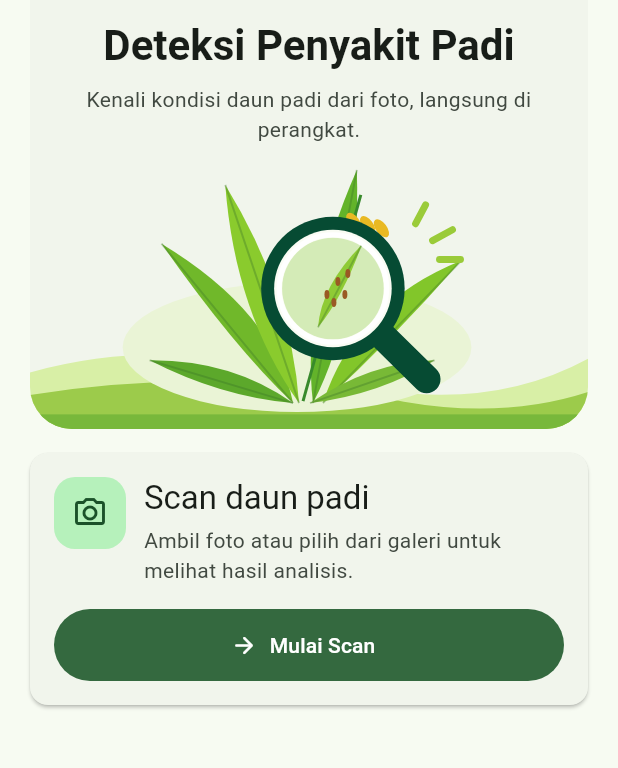
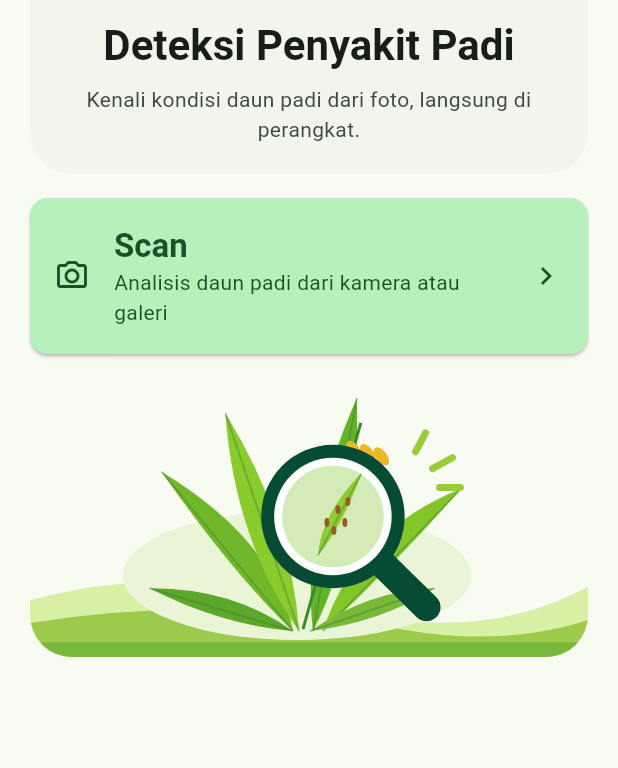
Before and after one commit to DanielSinaga2/pdp, a Flutter app: the screen it shows after launch, on a phone screen of 412 x 824 dp, the part 192-960 px from its top. Run offline on Flutter 3.47's test engine with Material 3 defaults, Android fonts, the phone set to English and light mode, and no system bars; our stand-ins replace drift, flutter_bloc, get_it, image_picker, material_ui, shared_preferences; missing offline and left inert: flutter_litert; accounts and stored records are empty.

Commit message:
Make Scan a tappable feature on the PadiSehat home screen

```diff
--- a/lib/features/scan/presentation/landing_page.dart
+++ b/lib/features/scan/presentation/landing_page.dart
@@ -26,7 +26,7 @@ class LandingPage extends StatelessWidget {
                       crossAxisAlignment: CrossAxisAlignment.stretch,
                       children: [
                         Padding(
-                          padding: const EdgeInsets.fromLTRB(20, 16, 20, 4),
+                          padding: const EdgeInsets.fromLTRB(20, 16, 20, 20),
                           child: Column(
                             children: [
                               DecoratedBox(
@@ -63,7 +63,16 @@ class LandingPage extends StatelessWidget {
                             ],
                           ),
                         ),
-                        const ExcludeSemantics(
+                      ],
+                    ),
+                  ),
+                ),
+                const SizedBox(height: 16),
+                _ScanFeature(onStart: onStart),
+                const SizedBox(height: 16),
+                ClipRRect(
+                  borderRadius: BorderRadius.circular(28),
+                  child: const ExcludeSemantics(
                     child: SizedBox(
                       height: 186,
                       child: Stack(
@@ -81,12 +90,7 @@ class LandingPage extends StatelessWidget {
                       ),
                     ),
                   ),
-                      ],
                 ),
-                  ),
-                ),
-                const SizedBox(height: 16),
-                _ScanFeature(onStart: onStart),
               ],
             ),
           ),
@@ -108,56 +112,31 @@ class _ScanFeature extends StatelessWidget {
 
     return Card(
       margin: EdgeInsets.zero,
-      color: colors.surfaceContainerLow,
-      child: Padding(
-        padding: const EdgeInsets.all(16),
-        child: Column(
-          crossAxisAlignment: CrossAxisAlignment.stretch,
-          children: [
-            Row(
-              crossAxisAlignment: CrossAxisAlignment.start,
-              children: [
-                DecoratedBox(
-                  decoration: BoxDecoration(
       color: colors.primaryContainer,
-                    borderRadius: BorderRadius.circular(14),
-                  ),
-                  child: Padding(
-                    padding: const EdgeInsets.all(12),
-                    child: Icon(
+      clipBehavior: Clip.antiAlias,
+      child: ListTile(
+        contentPadding: const EdgeInsets.symmetric(horizontal: 16, vertical: 10),
+        onTap: onStart,
+        leading: Icon(
           Icons.photo_camera_outlined,
           color: colors.onPrimaryContainer,
         ),
+        title: Text(
+          'Scan',
+          style: theme.textTheme.titleLarge?.copyWith(
+            color: colors.onPrimaryContainer,
+            fontWeight: FontWeight.w700,
           ),
         ),
-                const SizedBox(width: 12),
-                Expanded(
-                  child: Column(
-                    crossAxisAlignment: CrossAxisAlignment.start,
-                    children: [
-                      Text('Scan daun padi', style: theme.textTheme.titleLarge),
-                      const SizedBox(height: 4),
-                      Text(
-                        'Ambil foto atau pilih dari galeri untuk melihat hasil analisis.',
+        subtitle: Text(
+          'Analisis daun padi dari kamera atau galeri',
           style: theme.textTheme.bodyMedium?.copyWith(
-                          color: colors.onSurfaceVariant,
+            color: colors.onPrimaryContainer,
           ),
         ),
-                    ],
-                  ),
-                ),
-              ],
-            ),
-            const SizedBox(height: 16),
-            FilledButton.icon(
-              onPressed: onStart,
-              icon: const Icon(Icons.arrow_forward_rounded),
-              label: const Text('Mulai Scan'),
-              style: FilledButton.styleFrom(
-                minimumSize: const Size(0, 48),
-              ),
-            ),
-          ],
+        trailing: Icon(
+          Icons.chevron_right,
+          color: colors.onPrimaryContainer,
         ),
       ),
     );
```
Also changed, not shown: 1 other file. Lines whose indentation alone changed are shown as unchanged.
